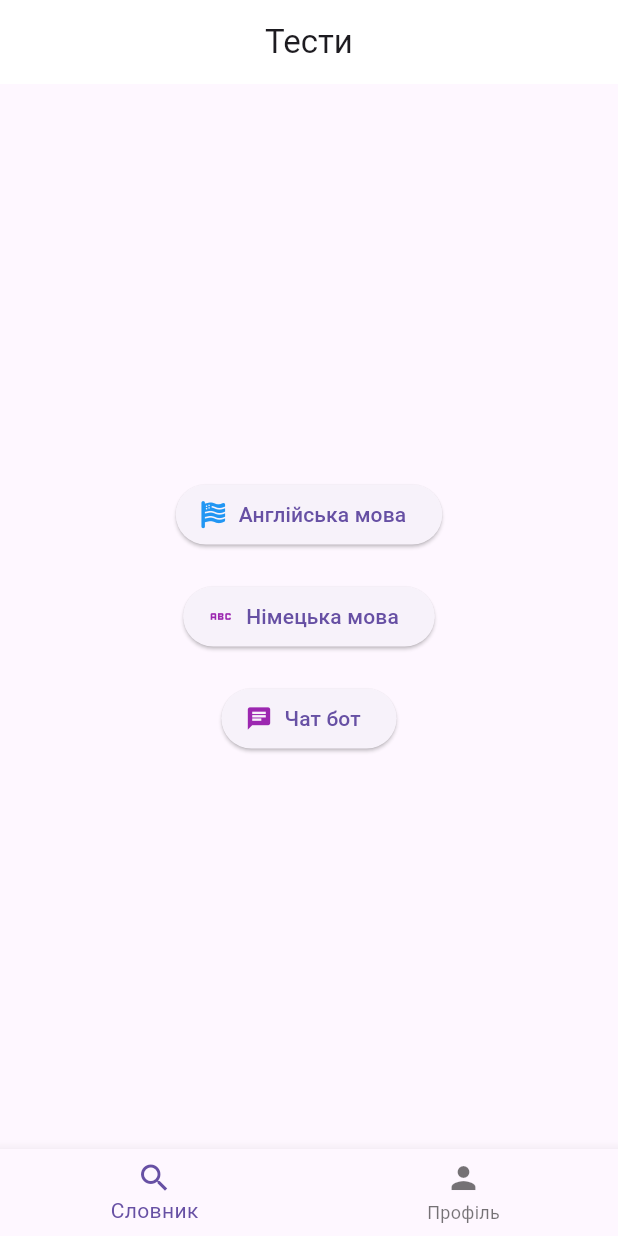
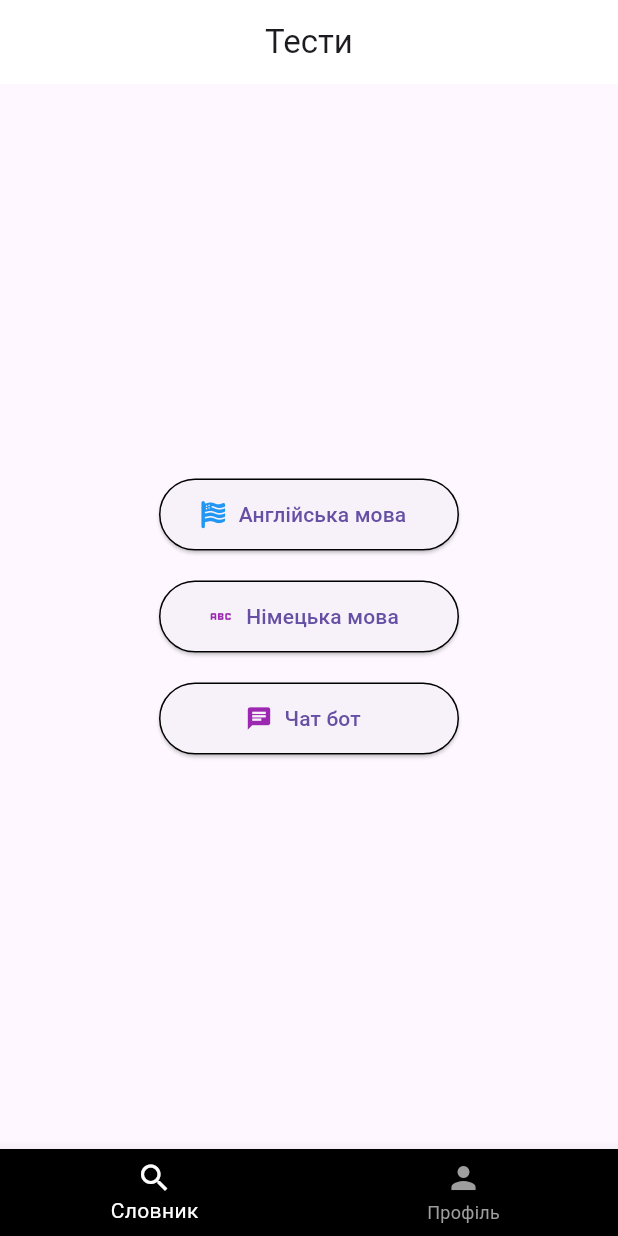
Before and after one commit to prankroker/flutter_diploma, a Flutter app: the MainPage screen opened directly, on a phone screen of 412 x 824 dp. Run offline on Flutter 3.47's test engine with Material 3 defaults, Android fonts, the phone set to English and light mode, and no system bars; our stand-ins replace animated_splash_screen, cloud_firestore, firebase_auth, firebase_core, flutter_dotenv, flutter_tts and 5 more; missing offline and left inert: firebase_ui_oauth_google; accounts and stored records are empty.

Commit message:
cleaned unused code

```diff
--- a/lib/chatBotPage.dart
+++ b/lib/chatBotPage.dart
@@ -1,20 +1,6 @@
 import 'package:flutter/material.dart';
 import 'dart:convert';
 import 'package:http/http.dart' as http;
-
-class chatBotPage extends StatelessWidget {
-  const chatBotPage({super.key});
-
-  @override
-  Widget build(BuildContext context) {
-    return const MaterialApp(
-      debugShowCheckedModeBanner: false,
-      title: 'Чат бот',
-
-      home: ChatScreen(),
-    );
-  }
-}
 
 class ChatScreen extends StatefulWidget {
   const ChatScreen({super.key});
@@ -74,6 +60,7 @@ class _ChatScreenState extends State<ChatScreen> {
   Widget build(BuildContext context) {
     return Scaffold(
       appBar: AppBar(
+        automaticallyImplyLeading: true,
         title: const Text("Чат бот"),
         centerTitle: true,
       ),
--- a/lib/main.dart
+++ b/lib/main.dart
@@ -167,7 +167,7 @@ class _InputForms extends State<InputForms>{
 
     if(user != null){
       showToast(message: "User is succesfully signIn");
-      Navigator.pushReplacement(context, MaterialPageRoute(builder: (context) => MainPage()));
+      Navigator.pushReplacement(context, MaterialPageRoute(builder: (context) => const MainPage()));
     }
   }
 
--- a/lib/themes/theme.dart
+++ b/lib/themes/theme.dart
@@ -7,7 +7,19 @@ ThemeData buildAppTheme(){
           style: TextButton.styleFrom(
             foregroundColor: Colors.black,
             backgroundColor: Colors.white,
-          )
+            side: const BorderSide(color: Colors.black, width: 1)
+          ),
+      ),
+      elevatedButtonTheme: ElevatedButtonThemeData(
+        style: ElevatedButton.styleFrom(
+          side: const BorderSide(color: Colors.black, width: 1),
+            minimumSize: const Size(200,48)
+        )
+      ),
+      bottomNavigationBarTheme: const BottomNavigationBarThemeData(
+        backgroundColor: Colors.black,
+        selectedItemColor: Colors.white,
+        unselectedItemColor: Colors.grey
       ),
       appBarTheme: const AppBarTheme(
         iconTheme: IconThemeData(color: Colors.black),
```
Also changed, not shown: lib/englishQuestionPage.dart (+3 -7 lines), lib/germanyQuestionsPage.dart (+3 -7 lines), lib/mainPage.dart (+6 -11 lines), lib/profilePage.dart (+5 -9 lines), lib/searchWord.dart (+4 -5 lines), 1 other file.
